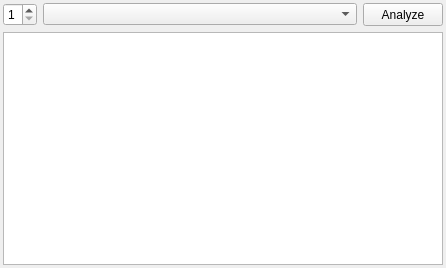
Qt form src/gui/analysiswidget.ui (madnight/chessx) before a commit.
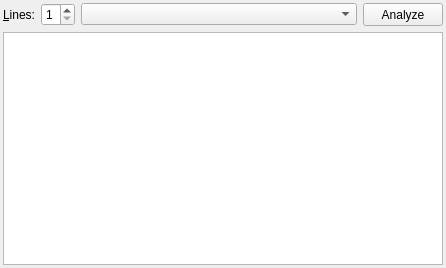
The same form after that commit.

Commit message: Add explanation label to MultiPV spinbox.

```diff
--- a/src/gui/analysiswidget.ui
+++ b/src/gui/analysiswidget.ui
@@ -34,6 +34,16 @@
      <property name="margin">
       <number>0</number>
      </property>
+     <item>
+      <widget class="QLabel" name="label">
+       <property name="text">
+        <string>&amp;Lines:</string>
+       </property>
+       <property name="buddy">
+        <cstring>vpcount</cstring>
+       </property>
+      </widget>
+     </item>
      <item>
       <widget class="QSpinBox" name="vpcount">
        <property name="minimum">
```
Left out of the diff: 6 changed lines with no effect on the pictures.
